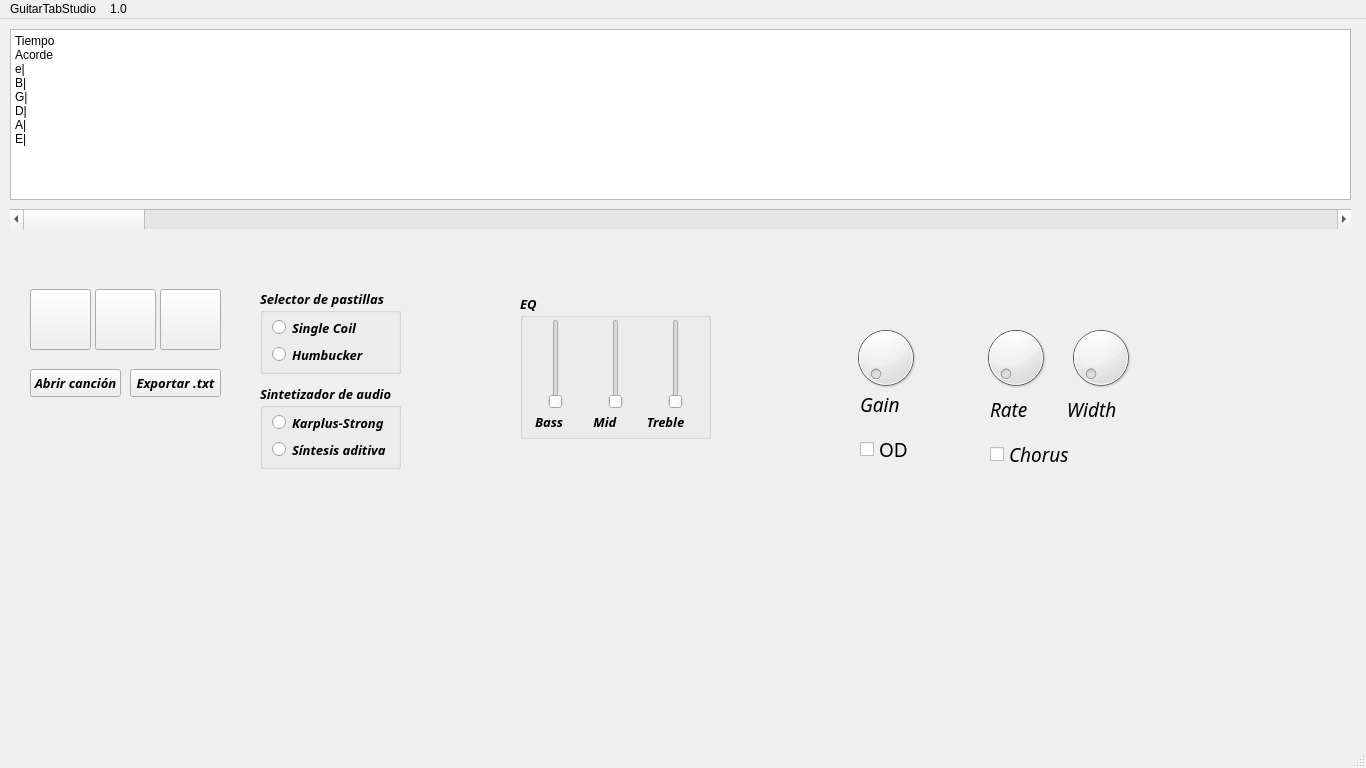
Before: the Qt Designer form mainwindow.ui in one-and-only-H/GuitarTabStudio_source, drawn with Qt 5.
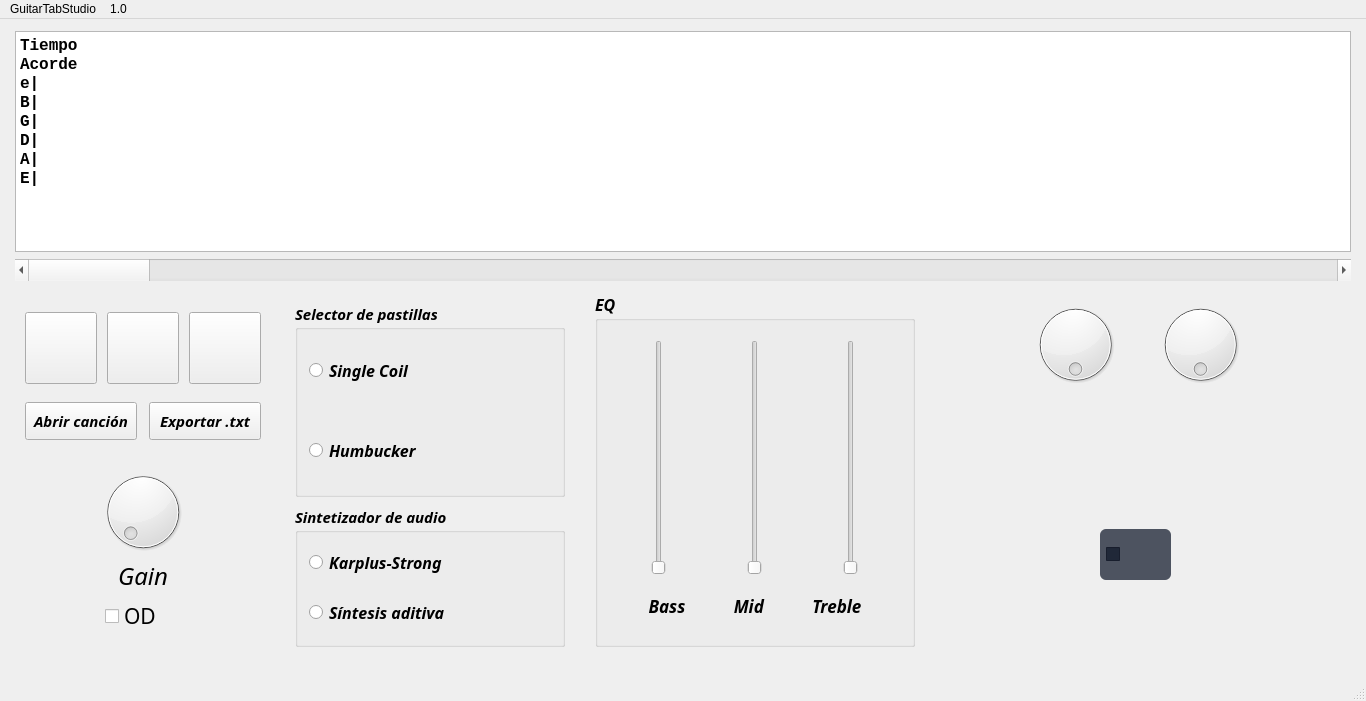
After: the same form once the commit is applied. Icons and pictures are not drawn.

Commit message: (rework) UI actualizada, iconos añadidos

```diff
--- a/mainwindow.ui
+++ b/mainwindow.ui
@@ -6,8 +6,8 @@
    <rect>
     <x>0</x>
     <y>0</y>
-    <width>1366</width> 
-    <height>768</height>
+    <width>1366</width>
+    <height>701</height>
    </rect>
   </property>
   <property name="windowTitle">
@@ -17,15 +17,35 @@
    <enum>QTabWidget::TabShape::Rounded</enum>
   </property>
   <widget class="QWidget" name="centralwidget">
+   <property name="styleSheet">
+    <string notr="true">QFrame#ChorusPedalFrame {
+    border-image: url(:/icons/pedal_chorus.png) 0 0 0 0 stretch stretch;
+    background: transparent;
+}
+
+QCheckBox#Chorus_check {
+    background-color: rgba(15, 23, 42, 185);
+    color: #F8FAFC;
+    border-radius: 6px;
+    padding: 2px 6px;
+}</string>
+   </property>
    <widget class="QPlainTextEdit" name="TabWindow">
     <property name="geometry">
      <rect>
-      <x>10</x>
-      <y>10</y>
-      <width>1341</width>
-      <height>171</height>
+      <x>15</x>
+      <y>12</y>
+      <width>1336</width>
+      <height>221</height>
      </rect>
     </property>
+    <property name="font">
+     <font>
+      <family>Consolas</family>
+      <pointsize>12</pointsize>
+      <bold>true</bold>
+     </font>
+    </property>
     <property name="lineWrapMode">
      <enum>QPlainTextEdit::LineWrapMode::NoWrap</enum>
     </property>
@@ -46,10 +66,10 @@
    <widget class="QScrollBar" name="Tab_scrollbar">
     <property name="geometry">
      <rect>
-      <x>10</x>
-      <y>190</y>
-      <width>1341</width>
-      <height>20</height>
+      <x>15</x>
+      <y>240</y>
+      <width>1336</width>
+      <height>22</height>
      </rect>
     </property>
     <property name="orientation">
@@ -59,10 +79,10 @@
    <widget class="QPushButton" name="Play_button">
     <property name="geometry">
      <rect>
-      <x>30</x>
-      <y>270</y>
-      <width>61</width>
-      <height>61</height>
+      <x>25</x>
+      <y>293</y>
+      <width>72</width>
+      <height>72</height>
      </rect>
     </property>
     <property name="text">
@@ -72,10 +92,10 @@
    <widget class="QPushButton" name="Pause_button">
     <property name="geometry">
      <rect>
-      <x>95</x>
-      <y>270</y>
-      <width>61</width>
-      <height>61</height>
+      <x>107</x>
+      <y>293</y>
+      <width>72</width>
+      <height>72</height>
      </rect>
     </property>
     <property name="text">
@@ -85,10 +105,10 @@
    <widget class="QPushButton" name="Stop_button">
     <property name="geometry">
      <rect>
-      <x>160</x>
-      <y>270</y>
-      <width>61</width>
-      <height>61</height>
+      <x>189</x>
+      <y>293</y>
+      <width>72</width>
+      <height>72</height>
      </rect>
     </property>
     <property name="text">
@@ -98,16 +118,16 @@
    <widget class="QPushButton" name="Abrir_button">
     <property name="geometry">
      <rect>
-      <x>30</x>
-      <y>350</y>
-      <width>91</width>
-      <height>28</height>
+      <x>25</x>
+      <y>383</y>
+      <width>112</width>
+      <height>38</height>
      </rect>
     </property>
     <property name="font">
      <font>
       <family>Tw Cen MT</family>
-      <pointsize>10</pointsize>
+      <pointsize>11</pointsize>
       <italic>true</italic>
       <bold>true</bold>
      </font>
@@ -119,16 +139,16 @@
    <widget class="QPushButton" name="Exportar_button">
     <property name="geometry">
      <rect>
-      <x>130</x>
-      <y>350</y>
-      <width>91</width>
-      <height>28</height>
+      <x>149</x>
+      <y>383</y>
+      <width>112</width>
+      <height>38</height>
      </rect>
     </property>
     <property name="font">
      <font>
       <family>Tw Cen MT</family>
-      <pointsize>10</pointsize>
+      <pointsize>11</pointsize>
       <italic>true</italic>
       <bold>true</bold>
      </font>
@@ -137,19 +157,75 @@
      <string>Exportar .txt</string>
     </property>
    </widget>
+   <widget class="QDial" name="Gain_dial">
+    <property name="geometry">
+     <rect>
+      <x>98</x>
+      <y>448</y>
+      <width>90</width>
+      <height>90</height>
+     </rect>
+    </property>
+    <property name="invertedControls">
+     <bool>false</bool>
+    </property>
+   </widget>
+   <widget class="QLabel" name="Gain_label">
+    <property name="geometry">
+     <rect>
+      <x>88</x>
+      <y>540</y>
+      <width>110</width>
+      <height>34</height>
+     </rect>
+    </property>
+    <property name="font">
+     <font>
+      <family>Harlow Solid</family>
+      <pointsize>18</pointsize>
+      <italic>true</italic>
+     </font>
+    </property>
+    <property name="text">
+     <string>Gain</string>
+    </property>
+    <property name="alignment">
+     <set>Qt::AlignmentFlag::AlignCenter</set>
+    </property>
+   </widget>
+   <widget class="QCheckBox" name="checkBox">
+    <property name="geometry">
+     <rect>
+      <x>105</x>
+      <y>578</y>
+      <width>85</width>
+      <height>38</height>
+     </rect>
+    </property>
+    <property name="font">
+     <font>
+      <family>Franklin Gothic Medium</family>
+      <pointsize>16</pointsize>
+      <italic>false</italic>
+     </font>
+    </property>
+    <property name="text">
+     <string>OD</string>
+    </property>
+   </widget>
    <widget class="QGroupBox" name="SelectorPastillas">
     <property name="geometry">
      <rect>
-      <x>260</x>
-      <y>270</y>
-      <width>141</width>
-      <height>85</height>
+      <x>295</x>
+      <y>283</y>
+      <width>270</width>
+      <height>195</height>
      </rect>
     </property>
     <property name="font">
      <font>
       <family>Tw Cen MT</family>
-      <pointsize>10</pointsize>
+      <pointsize>11</pointsize>
       <italic>true</italic>
       <bold>true</bold>
      </font>
@@ -160,12 +236,20 @@
     <widget class="QRadioButton" name="Single_Coil_select">
      <property name="geometry">
       <rect>
-       <x>12</x>
-       <y>28</y>
-       <width>111</width>
-       <height>21</height>
+       <x>14</x>
+       <y>32</y>
+       <width>242</width>
+       <height>72</height>
       </rect>
      </property>
+     <property name="font">
+      <font>
+       <family>Tw Cen MT</family>
+       <pointsize>12</pointsize>
+       <italic>true</italic>
+       <bold>true</bold>
+      </font>
+     </property>
      <property name="text">
       <string>Single Coil</string>
      </property>
@@ -173,12 +257,20 @@
     <widget class="QRadioButton" name="Humbucker_select">
      <property name="geometry">
       <rect>
-       <x>12</x>
-       <y>55</y>
-       <width>111</width>
-       <height>21</height>
+       <x>14</x>
+       <y>112</y>
+       <width>242</width>
+       <height>72</height>
       </rect>
      </property>
+     <property name="font">
+      <font>
+       <family>Tw Cen MT</family>
+       <pointsize>12</pointsize>
+       <italic>true</italic>
+       <bold>true</bold>
+      </font>
+     </property>
      <property name="text">
       <string>Humbucker</string>
      </property>
@@ -187,16 +279,16 @@
    <widget class="QGroupBox" name="SelectorSintetizador">
     <property name="geometry">
      <rect>
-      <x>260</x>
-      <y>365</y>
-      <width>141</width>
-      <height>85</height>
+      <x>295</x>
+      <y>486</y>
+      <width>270</width>
+      <height>142</height>
      </rect>
     </property>
     <property name="font">
      <font>
       <family>Tw Cen MT</family>
-      <pointsize>10</pointsize>
+      <pointsize>11</pointsize>
       <italic>true</italic>
       <bold>true</bold>
      </font>
@@ -207,12 +299,20 @@
     <widget class="QRadioButton" name="KS_select">
      <property name="geometry">
       <rect>
-       <x>12</x>
-       <y>28</y>
-       <width>121</width>
-       <height>21</height>
+       <x>14</x>
+       <y>36</y>
+       <width>242</width>
+       <height>42</height>
       </rect>
      </property>
+     <property name="font">
+      <font>
+       <family>Tw Cen MT</family>
+       <pointsize>12</pointsize>
+       <italic>true</italic>
+       <bold>true</bold>
+      </font>
+     </property>
      <property name="text">
       <string>Karplus-Strong</string>
      </property>
@@ -220,12 +320,20 @@
     <widget class="QRadioButton" name="Aditiva_select">
      <property name="geometry">
       <rect>
-       <x>12</x>
-       <y>55</y>
-       <width>121</width>
-       <height>21</height>
+       <x>14</x>
+       <y>86</y>
+       <width>242</width>
+       <height>42</height>
       </rect>
      </property>
+     <property name="font">
+      <font>
+       <family>Tw Cen MT</family>
+       <pointsize>12</pointsize>
+       <italic>true</italic>
+       <bold>true</bold>
+      </font>
+     </property>
      <property name="text">
       <string>Síntesis aditiva</string>
      </property>
@@ -234,16 +342,16 @@
    <widget class="QGroupBox" name="EQbox">
     <property name="geometry">
      <rect>
-      <x>520</x>
-      <y>275</y>
-      <width>191</width>
-      <height>145</height>
+      <x>595</x>
+      <y>273</y>
+      <width>320</width>
+      <height>355</height>
      </rect>
     </property>
     <property name="font">
      <font>
       <family>Tw Cen MT</family>
-      <pointsize>10</pointsize>
+      <pointsize>12</pointsize>
       <italic>true</italic>
       <bold>true</bold>
      </font>
@@ -254,10 +362,10 @@
     <widget class="QSlider" name="Bass_slider">
      <property name="geometry">
       <rect>
-       <x>25</x>
-       <y>25</y>
-       <width>22</width>
-       <height>90</height>
+       <x>48</x>
+       <y>48</y>
+       <width>32</width>
+       <height>235</height>
       </rect>
      </property>
      <property name="orientation">
@@ -267,10 +375,10 @@
     <widget class="QSlider" name="Mid_slider">
      <property name="geometry">
       <rect>
-       <x>85</x>
-       <y>25</y>
-       <width>22</width>
-       <height>90</height>
+       <x>144</x>
+       <y>48</y>
+       <width>32</width>
+       <height>235</height>
       </rect>
      </property>
      <property name="orientation">
@@ -280,10 +388,10 @@
     <widget class="QSlider" name="Treble_slider">
      <property name="geometry">
       <rect>
-       <x>145</x>
-       <y>25</y>
-       <width>22</width>
-       <height>90</height>
+       <x>240</x>
+       <y>48</y>
+       <width>32</width>
+       <height>235</height>
       </rect>
      </property>
      <property name="orientation">
@@ -294,128 +402,95 @@
      <property name="geometry">
       <rect>
        <x>15</x>
-       <y>120</y>
-       <width>165</width>
-       <height>16</height>
+       <y>298</y>
+       <width>290</width>
+       <height>32</height>
       </rect>
      </property>
+     <property name="font">
+      <font>
+       <family>Tw Cen MT</family>
+       <pointsize>13</pointsize>
+       <italic>true</italic>
+       <bold>true</bold>
+      </font>
+     </property>
      <property name="text">
-      <string>Bass         Mid         Treble</string>
+      <string>Bass           Mid           Treble</string>
      </property>
+     <property name="alignment">
+      <set>Qt::AlignmentFlag::AlignCenter</set>
+     </property>
     </widget>
    </widget>
-   <widget class="QDial" name="Gain_dial">
+   <widget class="QFrame" name="ChorusPedalFrame">
     <property name="geometry">
      <rect>
-      <x>850</x>
-      <y>303</y>
-      <width>71</width>
-      <height>71</height>
+      <x>1000</x>
+      <y>270</y>
+      <width>271</width>
+      <height>371</height>
      </rect>
     </property>
-    <property name="invertedControls">
-     <bool>false</bool>
+    <property name="frameShape">
+     <enum>QFrame::Shape::NoFrame</enum>
     </property>
-   </widget>
-   <widget class="QLabel" name="Gain_label">
-    <property name="geometry">
-     <rect>
-      <x>860</x>
-      <y>370</y>
-      <width>51</width>
-      <height>31</height>
-     </rect>
-    </property>
-    <property name="font">
-     <font>
-      <family>Harlow Solid</family>
-      <pointsize>14</pointsize>
-      <italic>true</italic>
-     </font>
-    </property>
-    <property name="text">
-     <string>Gain</string>
-    </property>
-   </widget>
-   <widget class="QCheckBox" name="checkBox">
-    <property name="geometry">
-     <rect>
-      <x>860</x>
-      <y>410</y>
-      <width>61</width>
-      <height>41</height>
-     </rect>
-    </property>
-    <property name="font">
-     <font>
-      <family>Franklin Gothic Medium</family>
-      <pointsize>14</pointsize>
-      <italic>false</italic>
-     </font>
-    </property>
-    <property name="text">
-     <string>OD</string>
-    </property>
-   </widget>
-   <widget class="QDial" name="Rate_dial">
-    <property name="geometry">
-     <rect>
-      <x>980</x>
-      <y>303</y>
-      <width>71</width>
-      <height>71</height>
-     </rect>
-    </property>
-   </widget>
-   <widget class="QDial" name="Width_dial">
-    <property name="geometry">
-     <rect>
-      <x>1065</x>
-      <y>303</y>
-      <width>71</width>
-      <height>71</height>
-     </rect>
-    </property>
-   </widget>
-   <widget class="QLabel" name="Chorus_labels">
-    <property name="geometry">
-     <rect>
-      <x>990</x>
-      <y>380</y>
-      <width>191</width>
-      <height>21</height>
-     </rect>
-    </property>
-    <property name="font">
-     <font>
-      <family>Harlow Solid</family>
-      <pointsize>14</pointsize>
-      <italic>true</italic>
-     </font>
-    </property>
-    <property name="text">
-     <string>Rate        Width</string>
-    </property>
-   </widget>
-   <widget class="QCheckBox" name="Chorus_check">
-    <property name="geometry">
-     <rect>
-      <x>990</x>
-      <y>420</y>
-      <width>81</width>
-      <height>31</height>
-     </rect>
-    </property>
-    <property name="font">
-     <font>
-      <family>Harlow Solid</family>
-      <pointsize>14</pointsize>
-      <italic>true</italic>
-     </font>
-    </property>
-    <property name="text">
-     <string>Chorus</string>
-    </property>
+    <widget class="QDial" name="Rate_dial">
+     <property name="geometry">
+      <rect>
+       <x>30</x>
+       <y>10</y>
+       <width>91</width>
+       <height>91</height>
+      </rect>
+     </property>
+     <property name="wrapping">
+      <bool>true</bool>
+     </property>
+    </widget>
+    <widget class="QDial" name="Width_dial">
+     <property name="enabled">
+      <bool>true</bool>
+     </property>
+     <property name="geometry">
+      <rect>
+       <x>150</x>
+       <y>10</y>
+       <width>101</width>
+       <height>91</height>
+      </rect>
+     </property>
+     <property name="font">
+      <font>
+       <family>Tw Cen MT</family>
+       <italic>true</italic>
+       <bold>true</bold>
+      </font>
+     </property>
+     <property name="wrapping">
+      <bool>true</bool>
+     </property>
+    </widget>
+    <widget class="QCheckBox" name="Chorus_check">
+     <property name="geometry">
+      <rect>
+       <x>100</x>
+       <y>240</y>
+       <width>71</width>
+       <height>51</height>
+      </rect>
+     </property>
+     <property name="font">
+      <font>
+       <family>Harlow Solid</family>
+       <pointsize>15</pointsize>
+       <italic>true</italic>
+      </font>
+     </property>
+     <property name="text">
+      <string/>
+     </property>
+    </widget>
    </widget>
   </widget>
   <widget class="QMenuBar" name="menubar">
```
The commit also changes 5 other files.
